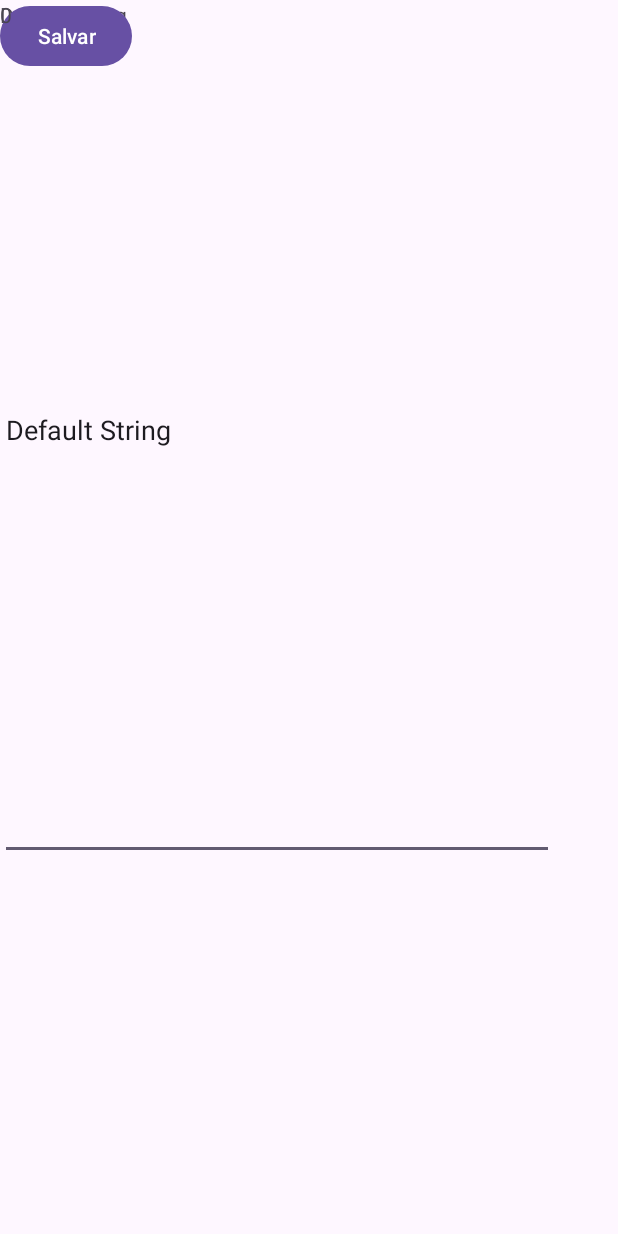
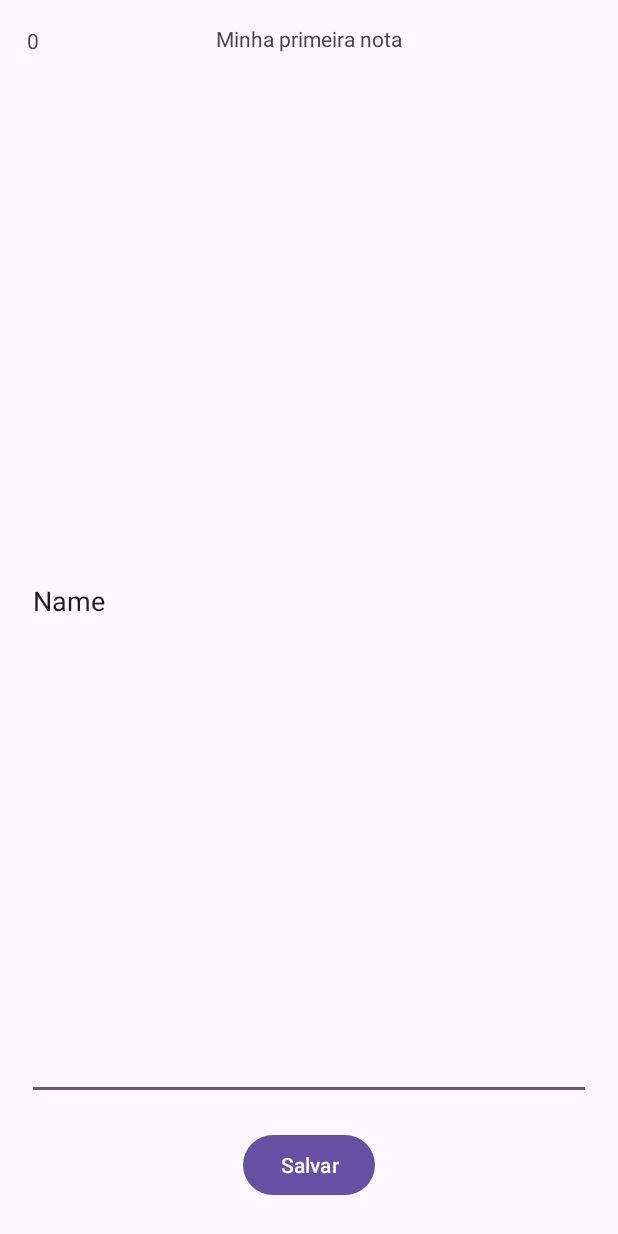
Before and after one commit to Arthur-Pereira-5019/Mobile-Programming-Class-Activities, an Android app: the screen it shows after launch (Dado), after a tap on "Name", on a phone screen of 412 x 824 dp. Run offline under Robolectric (Android 15) with nearby library versions, the phone set to English and light mode, and no system bars; 1 other tap on this screen came first.

Commit message:
Corrigidos bugs

```diff
--- a/app/src/main/java/com/example/app/Dado.java
+++ b/app/src/main/java/com/example/app/Dado.java
@@ -37,11 +37,15 @@ public class Dado extends AppCompatActivity {
         Button save = findViewById(R.id.salvar);
         Long idB = bundle.getLong("id");
 
-        titulo.setText(bundle.getString("titulo", "Default String"));
-        texto.setText(bundle.getString("texto", "Default String"));
+        String tituloA = bundle.getString("titulo", "Default String");
+        String textoA = bundle.getString("texto", "Default String");
+        titulo.setText(tituloA);
+        texto.setText(textoA);
         id.setText(idB.toString());
 
         db = openOrCreateDatabase("db", MODE_PRIVATE, null);
+        cv.put("titulo", tituloA);
+        cv.put("texto", textoA);
         save.setOnClickListener(b -> {db.update("notas", cv, "id", new String[]{idB.toString()});});
     }
 }
--- a/app/src/main/java/com/example/app/MainActivity.java
+++ b/app/src/main/java/com/example/app/MainActivity.java
@@ -61,7 +61,7 @@ public class MainActivity extends AppCompatActivity {
         listView.setOnItemClickListener((parent, view, position, id) -> {
             Intent intent = new Intent(this, Dado.class);
 
-            Cursor cursor = db.rawQuery("SELECT * FROM notas where id = "+id, null);
+            Cursor cursor = db.rawQuery("SELECT * FROM notas where texto = \""+parent.getItemAtPosition(position)+"\"", null);
             cursor.moveToFirst();
 
             Bundle bundle = new Bundle();
--- a/app/src/main/res/layout/activity_dado.xml
+++ b/app/src/main/res/layout/activity_dado.xml
@@ -11,33 +11,47 @@
         android:id="@+id/dado"
         android:layout_width="wrap_content"
         android:layout_height="wrap_content"
+        android:layout_marginTop="16dp"
         android:text="Dado"
-        tools:layout_editor_absoluteX="189dp"
-        tools:layout_editor_absoluteY="16dp" />
+        app:layout_constraintEnd_toEndOf="parent"
+        app:layout_constraintStart_toStartOf="parent"
+        app:layout_constraintTop_toTopOf="parent" />
 
     <Button
         android:id="@+id/salvar"
         android:layout_width="wrap_content"
         android:layout_height="wrap_content"
+        android:layout_marginBottom="23dp"
         android:text="Salvar"
-        tools:layout_editor_absoluteX="162dp"
-        tools:layout_editor_absoluteY="660dp" />
+        app:layout_constraintBottom_toBottomOf="parent"
+        app:layout_constraintEnd_toEndOf="parent"
+        app:layout_constraintStart_toStartOf="parent" />
 
     <TextView
         android:id="@+id/idDado"
         android:layout_width="wrap_content"
         android:layout_height="wrap_content"
+        android:layout_marginStart="18dp"
+        android:layout_marginTop="17dp"
         android:text="TextView"
-        tools:layout_editor_absoluteX="18dp"
-        tools:layout_editor_absoluteY="17dp" />
+        app:layout_constraintStart_toStartOf="parent"
+        app:layout_constraintTop_toTopOf="parent" />
 
     <EditText
         android:id="@+id/campoTexto"
-        android:layout_width="369dp"
-        android:layout_height="573dp"
+        android:layout_width="0dp"
+        android:layout_height="0dp"
+        android:layout_marginStart="18dp"
+        android:layout_marginTop="68dp"
+        android:layout_marginEnd="18dp"
+        android:layout_marginBottom="67dp"
         android:ems="10"
         android:inputType="text"
-        tools:layout_editor_absoluteX="18dp"
-        tools:layout_editor_absoluteY="68dp" />
+        android:text="aaa"
+        android:textAlignment="viewStart"
+        app:layout_constraintBottom_toBottomOf="@+id/salvar"
+        app:layout_constraintEnd_toEndOf="parent"
+        app:layout_constraintStart_toStartOf="parent"
+        app:layout_constraintTop_toTopOf="parent" />
 
 </androidx.constraintlayout.widget.ConstraintLayout>
```
